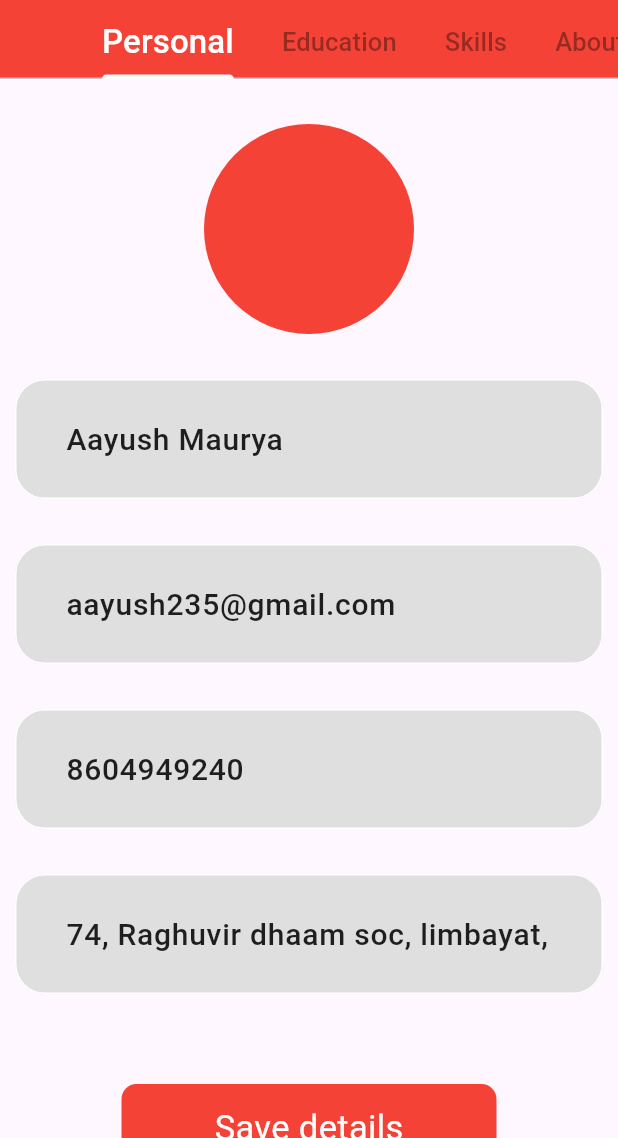
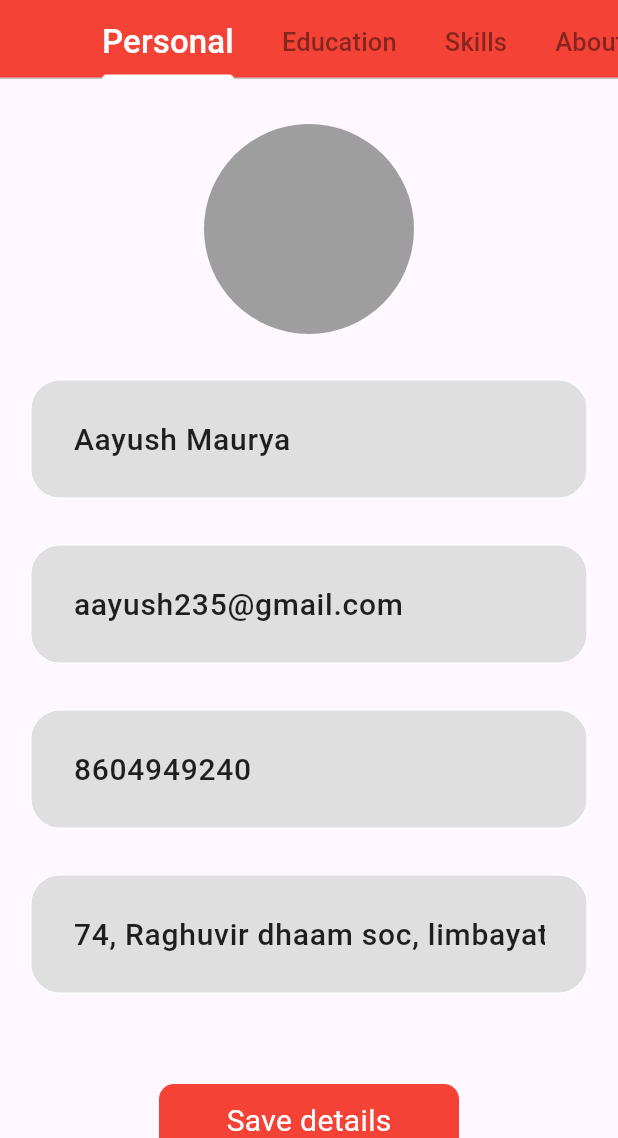
Before and after one commit to MauryaAayush/resume, a Flutter app: the screen it shows after launch, on a phone screen of 412 x 824 dp, the part 98-1236 px from its top. Run offline on Flutter 3.47's test engine with Material 3 defaults, Android fonts, the phone set to English and light mode, and no system bars; our stand-ins replace contained_tab_bar_view, image_picker, pdf, printing.

Commit message:
Radhey radhey

```diff
--- a/lib/utils/Components/container.dart
+++ b/lib/utils/Components/container.dart
@@ -5,7 +5,7 @@ import '../colors/color.dart';
 
 Widget textFieldBox({required TextEditingController controller,required String hintText}) {
   return Padding(
-    padding:  EdgeInsets.only(left: 10, right: 10),
+    padding:  EdgeInsets.only(left: 20, right: 20),
     child: TextFormField(
       controller: controller,
       style:  TextStyle(
@@ -13,7 +13,7 @@ Widget textFieldBox({required TextEditingController controller,required String h
           fontSize: 20,
           fontWeight: FontWeight.w500),
       decoration: InputDecoration(
-        contentPadding: EdgeInsets.symmetric(horizontal: 30,vertical: 25),
+        contentPadding: EdgeInsets.symmetric(horizontal: 25,vertical: 25),
         filled: true,
         fillColor: const Color(0xffDFDFDF),
         hintText: 'Email',
--- a/lib/utils/views/MainScreen.dart
+++ b/lib/utils/views/MainScreen.dart
@@ -104,7 +104,7 @@ class _MainScreenState extends State<MainScreen> {
               unselectedLabelStyle: TextStyle(
                 fontSize: 17,
                 fontWeight: FontWeight.w500,
-                color: Colors.black38,
+                color: Colors.black45,
               ),
               automaticIndicatorColorAdjustment: false,
               labelStyle: TextStyle(
--- a/lib/utils/views/Per_Screen.dart
+++ b/lib/utils/views/Per_Screen.dart
@@ -1,3 +1,5 @@
+import 'dart:io';
+
 import 'package:flutter/material.dart';
 import 'package:image_picker/image_picker.dart';
 import 'package:resume/utils/colors/color.dart';
@@ -13,6 +15,9 @@ class Personal_Screen extends StatefulWidget {
   State<Personal_Screen> createState() => _Personal_ScreenState();
 }
 
+ResumeData resumeData = ResumeData();
+File? imgPath;
+
 class _Personal_ScreenState extends State<Personal_Screen> {
   @override
   Widget build(BuildContext context) {
@@ -26,13 +31,13 @@ class _Personal_ScreenState extends State<Personal_Screen> {
               ImagePicker image = ImagePicker();
               XFile? img = await image.pickImage(source: ImageSource.camera);
               setState(() {
-                // imgPath = File(img!.path);
+                imgPath = File(img!.path);
               });
             },
             child: CircleAvatar(
               radius: 70,
-              backgroundColor: maincolor,
-              // backgroundImage: (imgPath != null) ? FileImage(imgPath!) : null,
+              backgroundColor: Colors.grey,
+              backgroundImage: (imgPath != null) ? FileImage(imgPath!) : null,
             ),
           ),
         ),
@@ -58,8 +63,8 @@ class _Personal_ScreenState extends State<Personal_Screen> {
           height: 30,
         ),
         Container(
-          height: 60,
-          width: 250,
+          height: 50,
+          width: 200,
           decoration: BoxDecoration(
               color: Colors.red, borderRadius: BorderRadius.circular(10)),
           child: const Center(
@@ -67,7 +72,7 @@ class _Personal_ScreenState extends State<Personal_Screen> {
               'Save details',
               style: TextStyle(
                 color: Colors.white,
-                fontSize: 23,
+                fontSize: 20,
                 fontWeight: FontWeight.w400,
               ),
             ),
```
